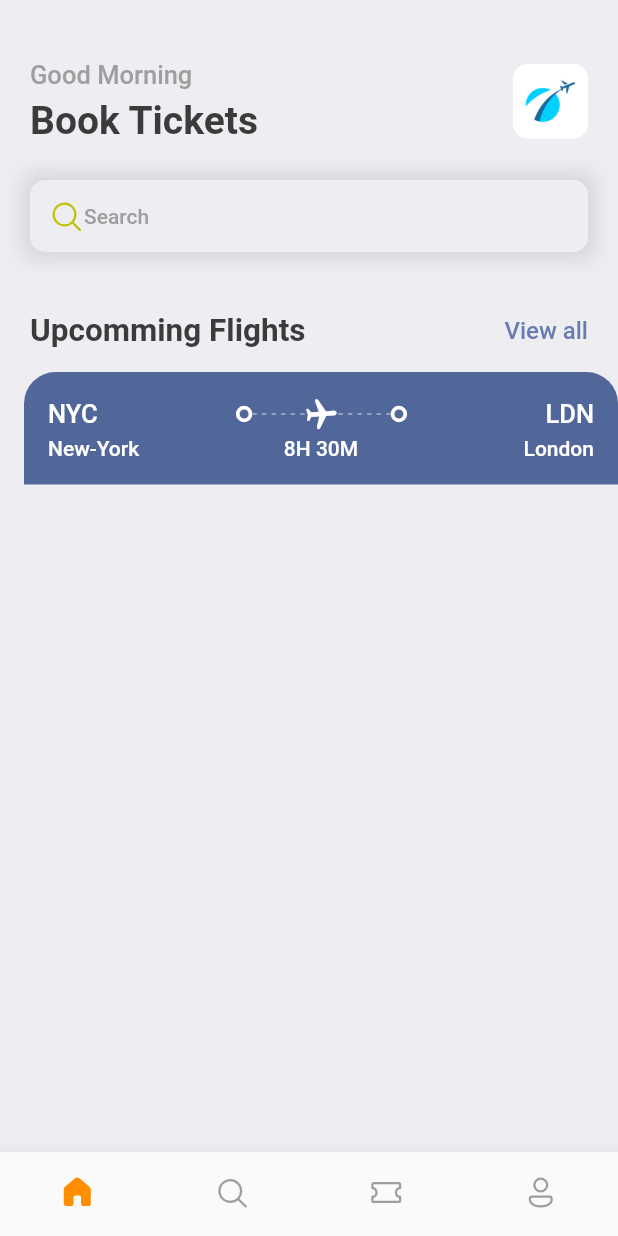
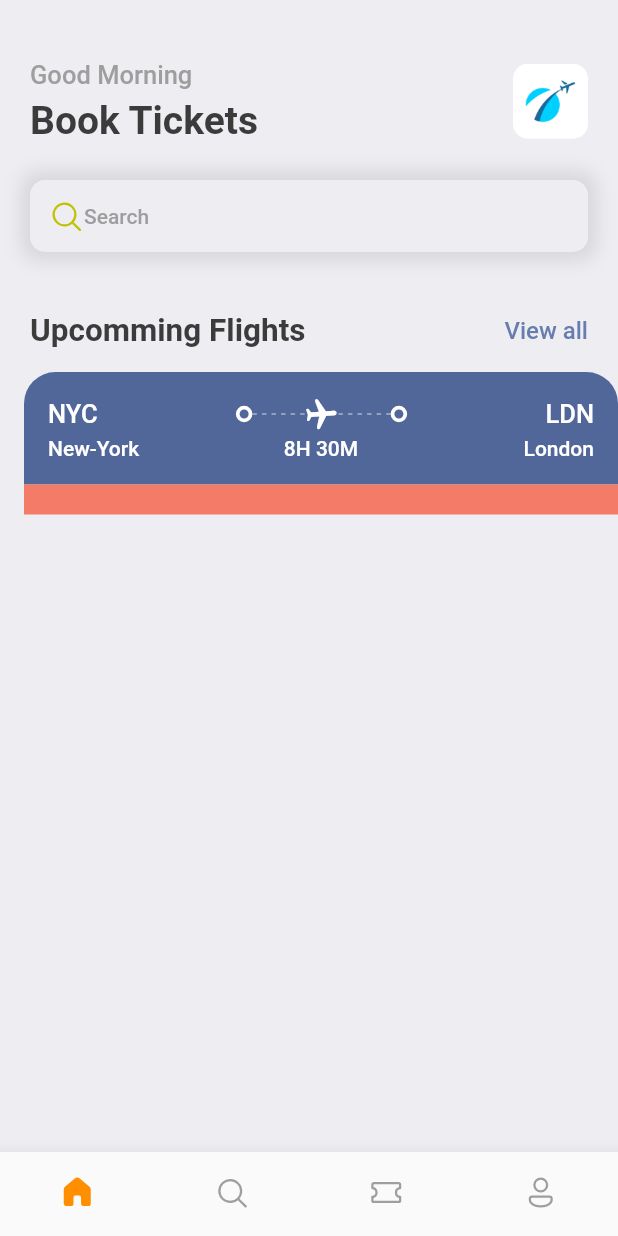
Before and after one commit to VinicioSantos/TicketBookAppFlutterStudyCase, a Flutter app: the screen it shows after launch, on a phone screen of 412 x 824 dp. Run offline on Flutter 3.47's test engine with Material 2 defaults, Android fonts, the phone set to English and light mode, and no system bars; our stand-ins replace fluentui_icons, gap.

Commit message:
initianting botton side ticket

```diff
--- a/lib/scrrens/ticket_view.dart
+++ b/lib/scrrens/ticket_view.dart
@@ -97,6 +97,21 @@ class TicketView extends StatelessWidget {
               ],
             )
           ]),
+        ),
+        Container(
+          color: Styles.orangeColor,
+          margin: const EdgeInsets.only(left: 16),
+          child: Row(children: [
+            SizedBox(
+                height: 20,
+                width: 10,
+                child: DecoratedBox(
+                  decoration: BoxDecoration(
+                      borderRadius: BorderRadius.only(
+                    topRight: Radius.circular(10),
+                  )),
+                ))
+          ]),
         )
       ]),
     );
--- a/lib/utils/app_styles.dart
+++ b/lib/utils/app_styles.dart
@@ -6,7 +6,7 @@ class Styles {
   static Color primaryColor = primary;
   static Color textColor = const Color(0xFF3b3b3b);
   static Color bgColor = const Color(0xFFeeedf2);
-  static Color orangeColor = const Color(0xFF526799);
+  static Color orangeColor = const Color(0xFFF37B67);
   static TextStyle textStyle =
       TextStyle(fontSize: 16, color: textColor, fontWeight: FontWeight.w500);
   static TextStyle headLineStyle =
```
